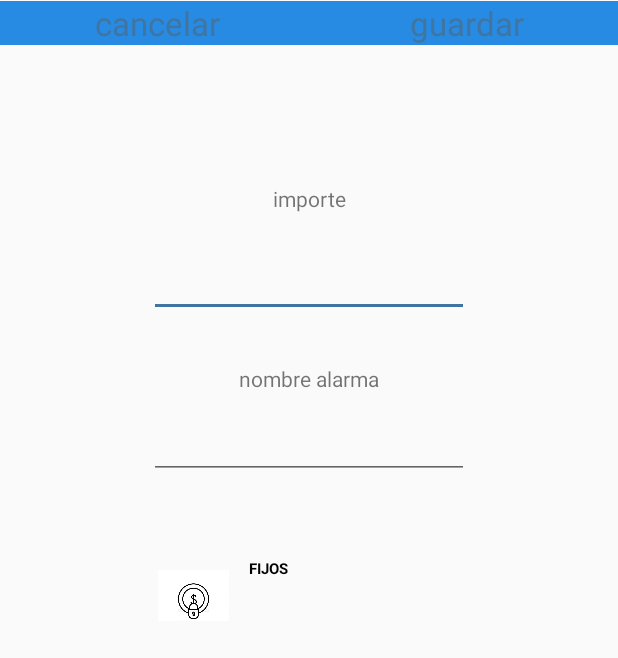
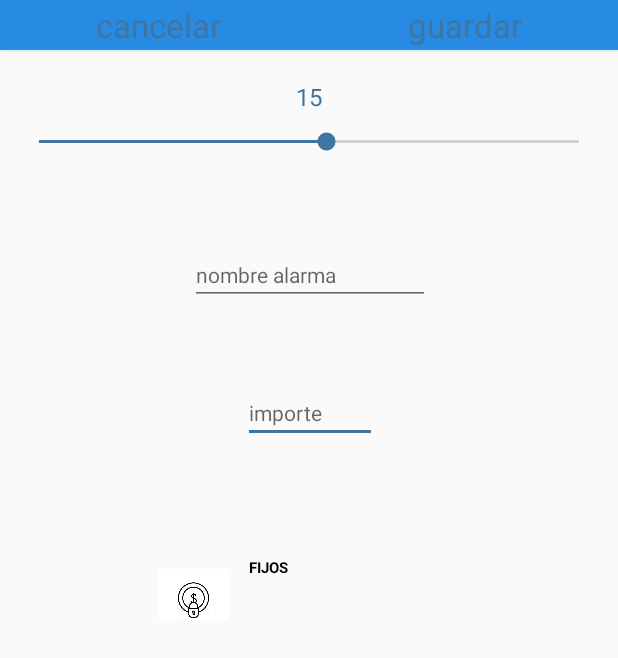
Before and after one commit to elespejodetarkovsky/gestiongastos, an Android app: the AltaAlarma screen opened directly, with no data from a screen before it, on a phone screen of 412 x 824 dp. Shown: the top 658 px of the screen. Run offline under Robolectric (Android 15) with nearby library versions, the phone set to English and light mode, and no system bars.

Commit message:
rows de alarmas

```diff
--- a/app/src/main/java/com/sxtsoft/gestiongastos/AltaAlarma.java
+++ b/app/src/main/java/com/sxtsoft/gestiongastos/AltaAlarma.java
@@ -10,24 +10,20 @@ import android.os.Bundle;
 import android.util.Log;
 import android.view.View;
 import android.widget.EditText;
-import android.widget.ListView;
+import android.widget.SeekBar;
 import android.widget.TextView;
-import android.widget.Toast;
 
 import com.sxtsoft.gestiongastos.Adapters.AdapterRVCategorias;
 import com.sxtsoft.gestiongastos.Adapters.AdapterRVTiposGastosSel;
-import com.sxtsoft.gestiongastos.Adapters.AdapterRVTiposGatos;
 import com.sxtsoft.gestiongastos.Interfaces.AlarmaServices;
 import com.sxtsoft.gestiongastos.Interfaces.TipoGastoServices;
 import com.sxtsoft.gestiongastos.Interfaces.impl.AlarmaServicesImpl;
 import com.sxtsoft.gestiongastos.Interfaces.impl.TipoGastoServicesImpl;
-import com.sxtsoft.gestiongastos.database.Utilidades;
 import com.sxtsoft.gestiongastos.model.Alarma;
 import com.sxtsoft.gestiongastos.model.Categoria;
 import com.sxtsoft.gestiongastos.model.TipoGasto;
 import com.sxtsoft.gestiongastos.model.Usuario;
 
-import java.security.PrivateKey;
 import java.util.ArrayList;
 import java.util.List;
 
@@ -38,7 +34,6 @@ public class AltaAlarma extends AppCompatActivity implements AdapterRVCategorias
     private TextView guardar;
     private EditText importe;
     private EditText nameAlarma;
-    private RecyclerView rvDias;
     private RecyclerView rvCategorias;
     private RecyclerView rvTipoGastos;
     private Categoria[] categorias;
@@ -47,6 +42,8 @@ public class AltaAlarma extends AppCompatActivity implements AdapterRVCategorias
     private Categoria categoriaSel;
     private String UserId;
     private TipoGasto tipoGasto;
+    private SeekBar seekBar;
+    private TextView cicloDias;
 
     private AdapterRVCategorias.OnCategoriasListener onCategoriasListener;
 
@@ -55,8 +52,6 @@ public class AltaAlarma extends AppCompatActivity implements AdapterRVCategorias
     private AdapterRVTiposGastosSel adapterRVTiposGastosSel;
 
 
-    //private RecyclerView.LayoutManager layoutManager;
-    //private RecyclerView.LayoutManager layoutManagerTD;
 
     private TipoGastoServices tipoGastoServicesImpl;
 
@@ -94,6 +89,26 @@ public class AltaAlarma extends AppCompatActivity implements AdapterRVCategorias
                 finish();
             }
         });
+
+
+
+        seekBar.setOnSeekBarChangeListener(new SeekBar.OnSeekBarChangeListener() {
+            @Override
+            public void onProgressChanged(SeekBar seekBar, int progress, boolean fromUser) {
+                progress +=1;
+                cicloDias.setText(String.valueOf(progress));
+            }
+
+            @Override
+            public void onStartTrackingTouch(SeekBar seekBar) {
+
+            }
+
+            @Override
+            public void onStopTrackingTouch(SeekBar seekBar) {
+
+            }
+        });
     }
 
     private void buildVistas(){
@@ -101,23 +116,21 @@ public class AltaAlarma extends AppCompatActivity implements AdapterRVCategorias
         guardar = (TextView) findViewById(R.id.lblGuardarAlarma);
         importe = (EditText) findViewById(R.id.txtImporteAlarma);
         nameAlarma = (EditText) findViewById(R.id.txtNameAlarma);
-        rvDias = (RecyclerView) findViewById(R.id.rvCicloMes);
         rvCategorias = (RecyclerView) findViewById(R.id.rvCategoriaAlarma);
         rvTipoGastos = (RecyclerView) findViewById(R.id.rvTipoGastosAlarma);
+        seekBar = (SeekBar) findViewById(R.id.seekCicloDias);
+        cicloDias = (TextView) findViewById(R.id.txtClicloDias);
     }
 
     private void buildRecyclersView(){
 
-        rvDias.setHasFixedSize(true);
         rvCategorias.setHasFixedSize(true);
         rvTipoGastos.setHasFixedSize(true);
 
         // use a linear layout manager
-        RecyclerView.LayoutManager layoutManagerDias = new LinearLayoutManager(this, LinearLayoutManager.HORIZONTAL, false);
         RecyclerView.LayoutManager layoutManagerCategoria = new LinearLayoutManager(this, LinearLayoutManager.HORIZONTAL, false);
         RecyclerView.LayoutManager layoutManagerTipoGasto = new LinearLayoutManager(this, LinearLayoutManager.HORIZONTAL, false);
 
-        rvDias.setLayoutManager(layoutManagerDias);
         rvCategorias.setLayoutManager(layoutManagerCategoria);
         rvTipoGastos.setLayoutManager(layoutManagerTipoGasto);
 
--- a/app/src/main/java/com/sxtsoft/gestiongastos/AltaUsuario.java
+++ b/app/src/main/java/com/sxtsoft/gestiongastos/AltaUsuario.java
@@ -64,7 +64,7 @@ public class AltaUsuario extends AppCompatActivity {
             @Override
             public void onClick(View view) {
 
-                crearUsuario(view);
+                crearUsuario();
             }
         });
 
@@ -85,7 +85,7 @@ public class AltaUsuario extends AppCompatActivity {
 
     }
 
-    private void crearUsuario(View view){
+    private void crearUsuario(){
 
         //creo el usuario para fijarlo en la db
         usuario = new Usuario(nombre.getText().toString(), apellido.getText().toString(),
@@ -96,7 +96,7 @@ public class AltaUsuario extends AppCompatActivity {
         usuarioServicesImpl.create(usuario);
 
 
-        Intent LogIn = new Intent(view.getContext(), LogIn.class);
+        Intent LogIn = new Intent(this, LogIn.class);
 
         startActivity(LogIn);
 
--- a/app/src/main/java/com/sxtsoft/gestiongastos/HomeActivity.java
+++ b/app/src/main/java/com/sxtsoft/gestiongastos/HomeActivity.java
@@ -116,6 +116,7 @@ public class HomeActivity extends AppCompatActivity implements BottomNavigationV
                 //TO DO
                 Intent altaUserIntent = new Intent(this, AltaUsuario.class);
                 startActivity(altaUserIntent);
+                finish();
             }
 
         }
--- a/app/src/main/java/com/sxtsoft/gestiongastos/LogIn.java
+++ b/app/src/main/java/com/sxtsoft/gestiongastos/LogIn.java
@@ -54,7 +54,12 @@ public class LogIn extends AppCompatActivity {
                     editor.putString("UserID", String.valueOf(usuarioID));
                     editor.commit();
 
-                    loadFragment(new AltaGastoFragment());
+                    //loadFragment(new AltaGastoFragment());
+                    //vuelvo a cargar el home con sus contenedores
+                    //y forzar nuevamente el logIn
+                    Intent homeIntent = new Intent(view.getContext(), HomeActivity.class);
+                    startActivity(homeIntent);
+                    finish();
 
                     Log.d("**","Usuario logeado");
                 } else {
--- a/app/src/main/res/layout/activity_alta_alarma.xml
+++ b/app/src/main/res/layout/activity_alta_alarma.xml
@@ -6,37 +6,57 @@
     android:layout_height="match_parent"
     tools:context=".AltaAlarma">
 
+
+    <androidx.constraintlayout.widget.Guideline
+        android:id="@+id/guideline34"
+        android:layout_width="wrap_content"
+        android:layout_height="wrap_content"
+        android:orientation="horizontal"
+        app:layout_constraintGuide_begin="574dp" />
+
+
     <EditText
         android:id="@+id/txtImporteAlarma"
-        android:layout_width="wrap_content"
-        android:layout_height="wrap_content"
-        android:layout_marginTop="24dp"
-        android:ems="10"
+        android:layout_width="89dp"
+        android:layout_height="36dp"
+        android:layout_marginTop="56dp"
+        android:ems="40"
+        android:hint="@string/importe"
         android:inputType="numberDecimal"
-        app:layout_constraintBottom_toTopOf="@+id/guideline35"
-        app:layout_constraintEnd_toEndOf="@+id/lblNombreAlarma"
-        app:layout_constraintStart_toStartOf="@+id/lblNombreAlarma"
-        app:layout_constraintTop_toBottomOf="@+id/lblImporteAlarma"
-        app:layout_constraintVertical_bias="0.0" />
+        android:textSize="14dp"
+        app:layout_constraintEnd_toEndOf="@+id/rvCategoriaAlarma"
+        app:layout_constraintHorizontal_bias="0.502"
+        app:layout_constraintStart_toStartOf="@+id/rvCategoriaAlarma"
+        app:layout_constraintTop_toBottomOf="@+id/txtNameAlarma" />
+
 
     <EditText
         android:id="@+id/txtNameAlarma"
         android:layout_width="wrap_content"
         android:layout_height="wrap_content"
-        android:layout_marginTop="12dp"
+        android:layout_marginTop="60dp"
         android:ems="10"
+        android:hint="nombre alarma"
         android:inputType="textPersonName"
-        app:layout_constraintBottom_toTopOf="@+id/guideline36"
-        app:layout_constraintEnd_toEndOf="@+id/rvCategoriaAlarma"
-        app:layout_constraintStart_toStartOf="@+id/rvCategoriaAlarma"
-        app:layout_constraintTop_toBottomOf="@+id/lblNombreAlarma"
-        app:layout_constraintVertical_bias="0.0" />
+        android:textSize="14dp"
+        app:layout_constraintEnd_toEndOf="@+id/txtImporteAlarma"
+        app:layout_constraintHorizontal_bias="0.506"
+        app:layout_constraintStart_toStartOf="@+id/txtImporteAlarma"
+        app:layout_constraintTop_toBottomOf="@+id/linearLayout" />
 
     <LinearLayout
-        android:layout_width="0dp"
+        android:id="@+id/linearLayout"
+        android:layout_width="match_parent"
+        android:layout_height="wrap_content"
+        android:orientation="vertical">
+
+        <LinearLayout
+            android:layout_width="match_parent"
             android:layout_height="wrap_content"
             android:background="@color/colorPrimary"
+            android:elevation="2dp"
             android:orientation="horizontal"
+            android:padding="2dp"
             app:layout_constraintBottom_toBottomOf="parent"
             app:layout_constraintEnd_toEndOf="parent"
             app:layout_constraintHorizontal_bias="0.333"
@@ -48,9 +68,10 @@
                 android:id="@+id/lblCancelAltaAlarma"
                 android:layout_width="wrap_content"
                 android:layout_height="wrap_content"
+                android:layout_gravity="center_horizontal"
                 android:layout_weight="1"
-            android:gravity="center_horizontal"
                 android:text="@string/cancelar"
+                android:textAlignment="center"
                 android:textColor="@color/colorAccent"
                 android:textSize="22dp" />
 
@@ -58,96 +79,71 @@
                 android:id="@+id/lblGuardarAlarma"
                 android:layout_width="wrap_content"
                 android:layout_height="wrap_content"
+                android:layout_gravity="center_horizontal"
                 android:layout_weight="1"
-            android:gravity="center_horizontal"
                 android:text="@string/guardar"
+                android:textAlignment="center"
                 android:textColor="@color/colorAccent"
                 android:textSize="22dp" />
         </LinearLayout>
 
+        <LinearLayout
+            android:layout_width="match_parent"
+            android:layout_height="wrap_content"
+            android:layout_gravity="center"
+            android:orientation="vertical">
+
             <TextView
-        android:id="@+id/lblImporteAlarma"
+                android:id="@+id/txtClicloDias"
                 android:layout_width="wrap_content"
                 android:layout_height="wrap_content"
-        android:layout_marginTop="16dp"
-        android:text="@string/importe"
-        app:layout_constraintEnd_toEndOf="@+id/txtImporteAlarma"
-        app:layout_constraintStart_toStartOf="@+id/txtImporteAlarma"
-        app:layout_constraintTop_toTopOf="@+id/guideline34" />
+                android:layout_gravity="center"
+                android:layout_marginLeft="10dp"
+                android:layout_marginTop="20dp"
+                android:layout_marginRight="10dp"
+                android:text="@string/txtCicloDias"
+                android:textColor="@color/colorAccent"
+                android:textSize="16dp">
 
-    <TextView
-        android:id="@+id/lblNombreAlarma"
-        android:layout_width="wrap_content"
+            </TextView>
+
+            <SeekBar
+                android:id="@+id/seekCicloDias"
+                android:layout_width="match_parent"
                 android:layout_height="wrap_content"
-        android:layout_marginTop="12dp"
-        android:text="@string/lblAlarma"
-        app:layout_constraintEnd_toEndOf="@+id/txtNameAlarma"
-        app:layout_constraintStart_toStartOf="@+id/txtNameAlarma"
-        app:layout_constraintTop_toTopOf="@+id/guideline35" />
+                android:layout_marginLeft="10dp"
+                android:layout_marginTop="10dp"
+                android:layout_marginRight="10dp"
+                android:max="30"
+                android:progress="16">
 
-    <androidx.constraintlayout.widget.Guideline
-        android:id="@+id/guideline35"
-        android:layout_width="wrap_content"
-        android:layout_height="wrap_content"
-        android:orientation="horizontal"
-        app:layout_constraintGuide_begin="231dp" />
+            </SeekBar>
 
-    <androidx.constraintlayout.widget.Guideline
-        android:id="@+id/guideline33"
-        android:layout_width="wrap_content"
-        android:layout_height="wrap_content"
-        android:orientation="horizontal"
-        app:layout_constraintGuide_begin="41dp" />
 
-    <androidx.constraintlayout.widget.Guideline
-        android:id="@+id/guideline34"
-        android:layout_width="wrap_content"
-        android:layout_height="wrap_content"
-        android:orientation="horizontal"
-        app:layout_constraintGuide_begin="107dp" />
+        </LinearLayout>
 
-    <androidx.constraintlayout.widget.Guideline
-        android:id="@+id/guideline36"
-        android:layout_width="wrap_content"
-        android:layout_height="wrap_content"
-        android:orientation="horizontal"
-        app:layout_constraintGuide_begin="336dp" />
-
-    <androidx.constraintlayout.widget.Guideline
-        android:id="@+id/guideline38"
-        android:layout_width="wrap_content"
-        android:layout_height="wrap_content"
-        android:orientation="horizontal"
-        app:layout_constraintGuide_begin="524dp" />
-
-    <androidx.recyclerview.widget.RecyclerView
-        android:id="@+id/rvCicloMes"
-        android:layout_width="297dp"
-        android:layout_height="42dp"
-        app:layout_constraintBottom_toTopOf="@+id/guideline34"
-        app:layout_constraintEnd_toEndOf="@+id/lblImporteAlarma"
-        app:layout_constraintStart_toStartOf="@+id/lblImporteAlarma"
-        app:layout_constraintTop_toTopOf="@+id/guideline33" />
+    </LinearLayout>
 
     <androidx.recyclerview.widget.RecyclerView
         android:id="@+id/rvCategoriaAlarma"
         android:layout_width="260dp"
         android:layout_height="58dp"
-        android:layout_marginTop="20dp"
-        app:layout_constraintEnd_toEndOf="parent"
-        app:layout_constraintHorizontal_bias="0.5"
-        app:layout_constraintStart_toStartOf="parent"
-        app:layout_constraintTop_toTopOf="@+id/guideline36" />
+        android:layout_marginTop="60dp"
+        app:layout_constraintEnd_toEndOf="@+id/rvTipoGastosAlarma"
+        app:layout_constraintHorizontal_bias="0.513"
+        app:layout_constraintStart_toStartOf="@+id/rvTipoGastosAlarma"
+        app:layout_constraintTop_toBottomOf="@+id/txtImporteAlarma" />
 
     <androidx.recyclerview.widget.RecyclerView
         android:id="@+id/rvTipoGastosAlarma"
         android:layout_width="223dp"
         android:layout_height="59dp"
-        app:layout_constraintBottom_toTopOf="@+id/guideline38"
+        app:layout_constraintBottom_toTopOf="@+id/guideline34"
         app:layout_constraintEnd_toEndOf="parent"
-        app:layout_constraintHorizontal_bias="0.5"
         app:layout_constraintStart_toStartOf="parent"
         app:layout_constraintTop_toBottomOf="@+id/rvCategoriaAlarma"
-        app:layout_constraintVertical_bias="0.509" />
+        app:layout_constraintVertical_bias="0.64">
+
+    </androidx.recyclerview.widget.RecyclerView>
 
 </androidx.constraintlayout.widget.ConstraintLayout>
--- /dev/null
+++ b/app/src/main/res/layout/row_lista_alarmas.xml
@@ -0,0 +1,6 @@
+<?xml version="1.0" encoding="utf-8"?>
+<LinearLayout xmlns:android="http://schemas.android.com/apk/res/android"
+    android:orientation="horizontal" android:layout_width="match_parent"
+    android:layout_height="match_parent">
+
+</LinearLayout>
--- a/app/src/main/res/values/strings.xml
+++ b/app/src/main/res/values/strings.xml
@@ -48,5 +48,6 @@
     <string name="guardar">guardar</string>
     <string name="importe">importe</string>
     <string name="lblAlarma">nombre alarma</string>
+    <string name="txtCicloDias">15</string>
 
 </resources>
```
Lines whose indentation alone changed are shown as unchanged.
